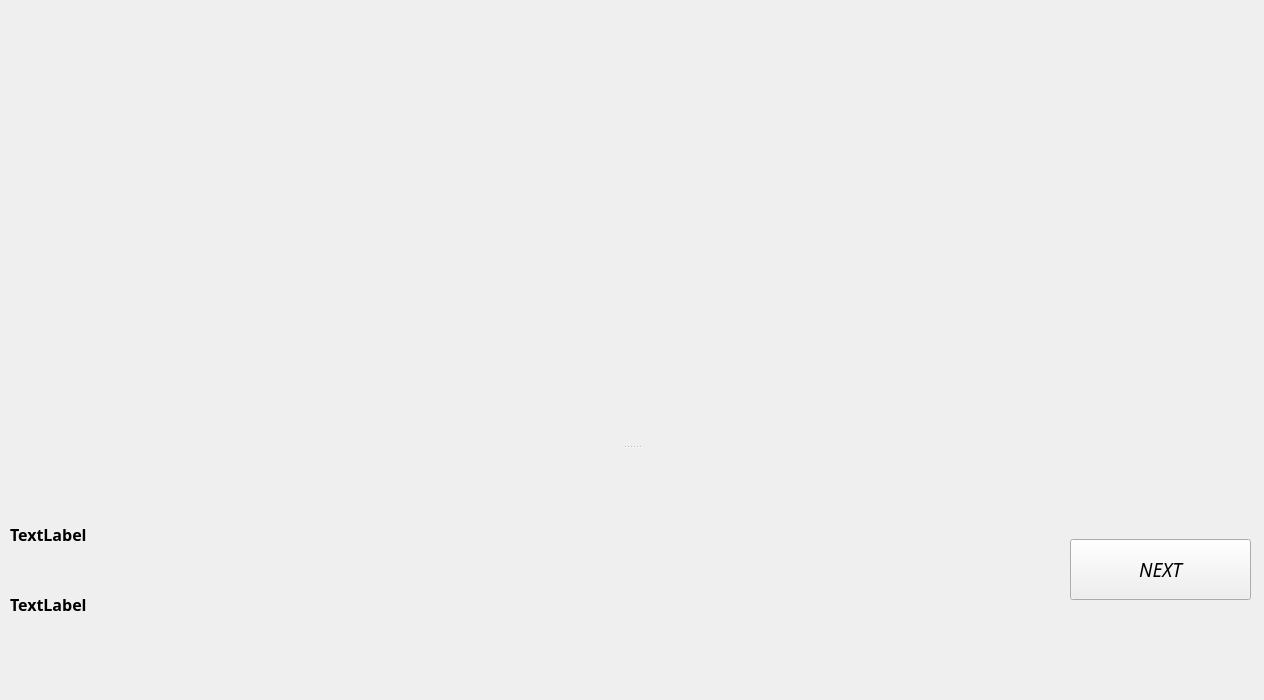
Old version of the form warCPP/mapwindow.ui in the repository jcambray/ProjetWarCPP.
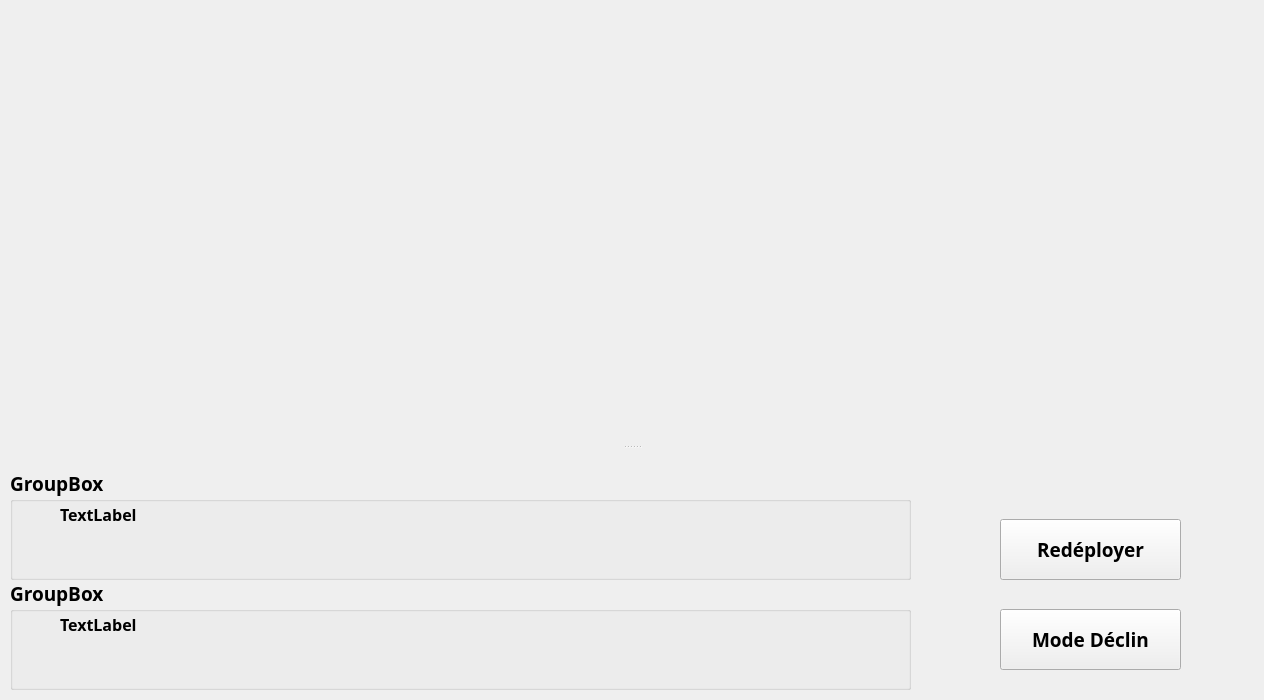
New version of the form. Icons and pictures are not drawn.

What changed in the file:
```diff
--- a/warCPP/mapwindow.ui
+++ b/warCPP/mapwindow.ui
@@ -27,6 +27,9 @@
   </property>
   <widget class="QWidget" name="centralwidget"/>
   <widget class="QDockWidget" name="bottomPanel">
+   <property name="enabled">
+    <bool>true</bool>
+   </property>
    <property name="minimumSize">
     <size>
      <width>1136</width>
@@ -58,8 +61,8 @@
     <widget class="QPushButton" name="pushButton">
      <property name="geometry">
       <rect>
-       <x>1070</x>
-       <y>70</y>
+       <x>1000</x>
+       <y>50</y>
        <width>181</width>
        <height>61</height>
       </rect>
@@ -68,22 +71,111 @@
       <font>
        <family>Lucida Handwriting</family>
        <pointsize>14</pointsize>
-       <italic>true</italic>
+       <weight>75</weight>
+       <italic>false</italic>
+       <bold>true</bold>
+      </font>
+     </property>
+     <property name="styleSheet">
+      <string notr="true">background-image: url(:/fond/images/nouvelle_partie.jpg);</string>
+     </property>
+     <property name="text">
+      <string>Redéployer</string>
+     </property>
+    </widget>
+    <widget class="QGroupBox" name="groupBoxJ2">
+     <property name="geometry">
+      <rect>
+       <x>10</x>
+       <y>110</y>
+       <width>901</width>
+       <height>111</height>
+      </rect>
+     </property>
+     <property name="font">
+      <font>
+       <family>Lucida Handwriting</family>
+       <pointsize>14</pointsize>
+       <weight>75</weight>
+       <bold>true</bold>
+      </font>
+     </property>
+     <property name="title">
+      <string>GroupBox</string>
+     </property>
+     <widget class="QLabel" name="goldP2">
+      <property name="geometry">
+       <rect>
+        <x>790</x>
+        <y>50</y>
+        <width>101</width>
+        <height>51</height>
+       </rect>
+      </property>
+      <property name="styleSheet">
+       <string notr="true">background-image: url(:/images/Or.png);</string>
+      </property>
+      <property name="text">
+       <string/>
+      </property>
+     </widget>
+     <widget class="QLabel" name="combiJ2">
+      <property name="enabled">
+       <bool>true</bool>
+      </property>
+      <property name="geometry">
+       <rect>
+        <x>50</x>
+        <y>30</y>
+        <width>211</width>
+        <height>31</height>
+       </rect>
+      </property>
+      <property name="font">
+       <font>
+        <family>Lucida Handwriting</family>
+        <pointsize>12</pointsize>
+        <weight>75</weight>
+        <bold>true</bold>
       </font>
      </property>
      <property name="styleSheet">
       <string notr="true">background-image: url(:/fond/images/panneau2.png);</string>
      </property>
      <property name="text">
-      <string>NEXT</string>
-     </property>
-    </widget>
-    <widget class="QLabel" name="player1Name">
+       <string>TextLabel</string>
+      </property>
+     </widget>
+    </widget>
+    <widget class="QGroupBox" name="groupBoxJ1">
+     <property name="enabled">
+      <bool>true</bool>
+     </property>
      <property name="geometry">
       <rect>
        <x>10</x>
-       <y>50</y>
-       <width>161</width>
+       <y>0</y>
+       <width>901</width>
+       <height>111</height>
+      </rect>
+     </property>
+     <property name="font">
+      <font>
+       <family>Lucida Handwriting</family>
+       <pointsize>14</pointsize>
+       <weight>75</weight>
+       <bold>true</bold>
+      </font>
+     </property>
+     <property name="title">
+      <string>GroupBox</string>
+     </property>
+     <widget class="QLabel" name="combiJ1">
+      <property name="geometry">
+       <rect>
+        <x>50</x>
+        <y>30</y>
+        <width>211</width>
        <height>31</height>
       </rect>
      </property>
@@ -103,28 +195,46 @@
       <string>TextLabel</string>
      </property>
     </widget>
-    <widget class="QLabel" name="player2Name">
+     <widget class="QLabel" name="goldP1">
      <property name="geometry">
       <rect>
-       <x>10</x>
-       <y>120</y>
-       <width>161</width>
-       <height>31</height>
+        <x>790</x>
+        <y>40</y>
+        <width>101</width>
+        <height>51</height>
+       </rect>
+      </property>
+      <property name="styleSheet">
+       <string notr="true">background-image: url(:/images/Or.png);</string>
+      </property>
+      <property name="text">
+       <string/>
+      </property>
+     </widget>
+    </widget>
+    <widget class="QPushButton" name="pushButton_2">
+     <property name="geometry">
+      <rect>
+       <x>1000</x>
+       <y>140</y>
+       <width>181</width>
+       <height>61</height>
       </rect>
      </property>
      <property name="font">
       <font>
        <family>Lucida Handwriting</family>
-       <pointsize>12</pointsize>
+       <pointsize>14</pointsize>
        <weight>75</weight>
+       <italic>false</italic>
        <bold>true</bold>
       </font>
      </property>
      <property name="styleSheet">
-      <string notr="true">background-image: url(:/fond/images/panneau2.png);</string>
+      <string notr="true">background-image: url(:/fond/images/nouvelle_partie.jpg);</string>
      </property>
      <property name="text">
-      <string>TextLabel</string>
+      <string>Mode Déclin</string>
      </property>
     </widget>
    </widget>
```
Left out of the diff: 4 changed lines with no effect on the pictures. Lines whose indentation alone changed are shown as unchanged.
